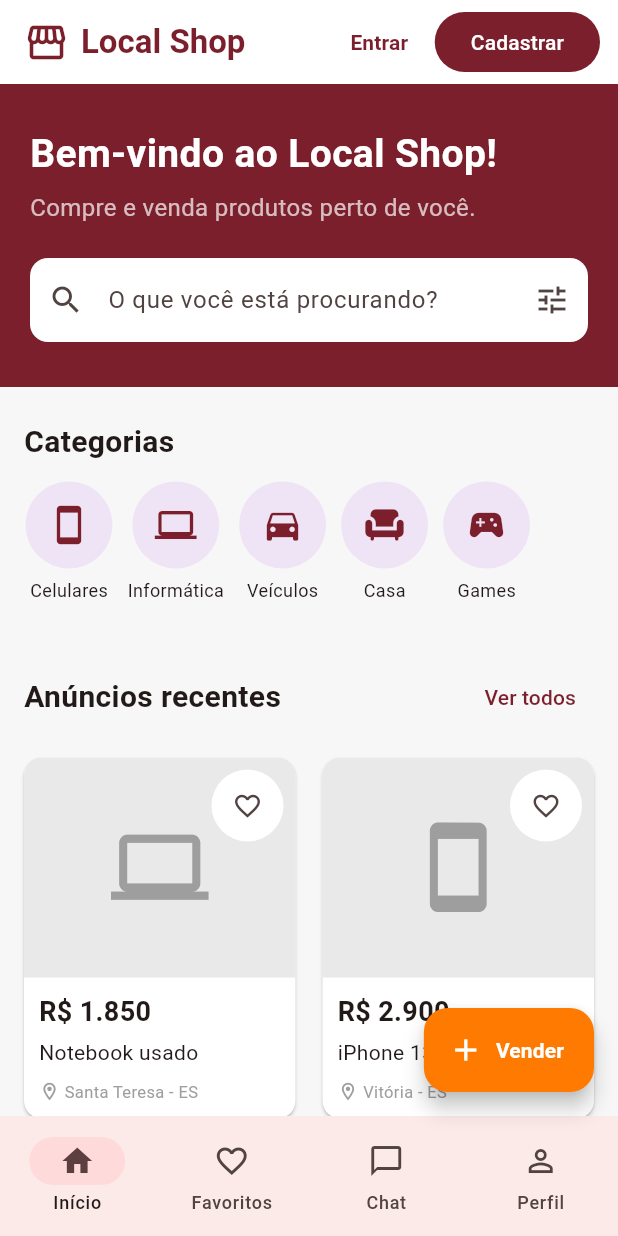
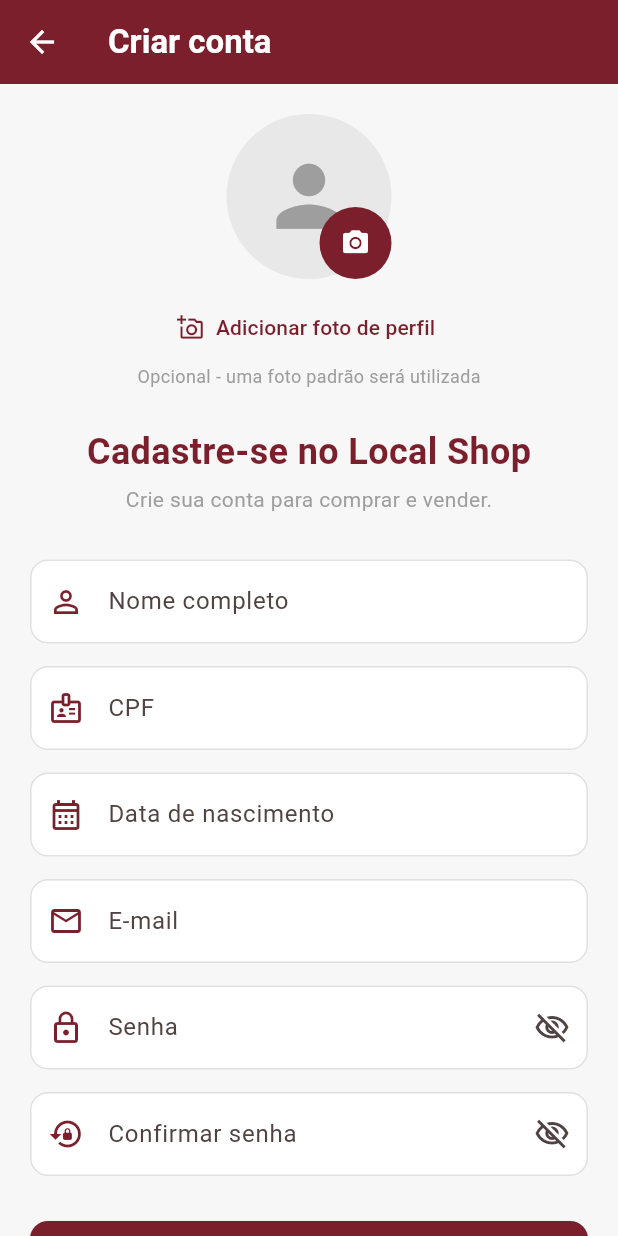
Before and after one commit to ItaloCoradiniDaSilva/Hackathon-IFES-2026, a Flutter app: the screen it shows after launch, after a tap on "Cadastrar", on a phone screen of 412 x 824 dp. Run offline on Flutter 3.47's test engine with Material 3 defaults, Android fonts, the light colour scheme and no system bars; our stand-ins replace image_picker.

Commit message:
criação da tela de cadastro usando nome, cpf, email, data de nascimento, senha, confirmar senha e sendo opicional inserir foto de perfil

```diff
--- /dev/null
+++ b/local_shop/lib/cadastro_page.dart
@@ -0,0 +1,490 @@
+import 'dart:typed_data';
+
+import 'package:flutter/material.dart';
+import 'package:flutter/services.dart';
+import 'package:image_picker/image_picker.dart';
+
+class CadastroPage extends StatefulWidget {
+  const CadastroPage({super.key});
+
+  @override
+  State<CadastroPage> createState() => _CadastroPageState();
+}
+
+class _CadastroPageState extends State<CadastroPage> {
+  static const Color vinho = Color(0xFF7A1F2B);
+
+  final _formKey = GlobalKey<FormState>();
+
+  final nomeController = TextEditingController();
+  final cpfController = TextEditingController();
+  final nascimentoController = TextEditingController();
+  final emailController = TextEditingController();
+  final senhaController = TextEditingController();
+  final confirmarSenhaController = TextEditingController();
+
+  final ImagePicker _imagePicker = ImagePicker();
+
+  Uint8List? fotoPerfil;
+
+  bool ocultarSenha = true;
+  bool ocultarConfirmacao = true;
+
+  @override
+  void dispose() {
+    nomeController.dispose();
+    cpfController.dispose();
+    nascimentoController.dispose();
+    emailController.dispose();
+    senhaController.dispose();
+    confirmarSenhaController.dispose();
+
+    super.dispose();
+  }
+
+  // SELECIONAR FOTO DA GALERIA
+  Future<void> selecionarFoto() async {
+    final XFile? imagem = await _imagePicker.pickImage(
+      source: ImageSource.gallery,
+      imageQuality: 80,
+    );
+
+    if (imagem != null) {
+      final bytes = await imagem.readAsBytes();
+
+      setState(() {
+        fotoPerfil = bytes;
+      });
+    }
+  }
+
+  // REMOVER FOTO
+  void removerFoto() {
+    setState(() {
+      fotoPerfil = null;
+    });
+  }
+
+  // SELECIONAR DATA DE NASCIMENTO
+  Future<void> selecionarData() async {
+    DateTime? data = await showDatePicker(
+      context: context,
+      initialDate: DateTime(2000),
+      firstDate: DateTime(1900),
+      lastDate: DateTime.now(),
+      helpText: 'Selecione sua data de nascimento',
+      cancelText: 'Cancelar',
+      confirmText: 'Confirmar',
+    );
+
+    if (data != null) {
+      nascimentoController.text =
+          '${data.day.toString().padLeft(2, '0')}/'
+          '${data.month.toString().padLeft(2, '0')}/'
+          '${data.year}';
+    }
+  }
+
+  // CADASTRAR USUÁRIO
+  void cadastrar() {
+    if (_formKey.currentState!.validate()) {
+      // Se fotoPerfil == null, será usada a foto padrão.
+      if (fotoPerfil == null) {
+        print('Usuário cadastrado com foto padrão.');
+      } else {
+        print('Usuário cadastrado com foto personalizada.');
+      }
+
+      print('Nome: ${nomeController.text}');
+      print('CPF: ${cpfController.text}');
+      print('Nascimento: ${nascimentoController.text}');
+      print('Email: ${emailController.text}');
+
+      ScaffoldMessenger.of(context).showSnackBar(
+        const SnackBar(
+          content: Text('Cadastro realizado com sucesso!'),
+        ),
+      );
+    }
+  }
+
+  @override
+  Widget build(BuildContext context) {
+    return Scaffold(
+      backgroundColor: const Color(0xFFF7F7F7),
+
+      appBar: AppBar(
+        backgroundColor: vinho,
+        foregroundColor: Colors.white,
+        title: const Text(
+          'Criar conta',
+          style: TextStyle(
+            fontWeight: FontWeight.bold,
+          ),
+        ),
+      ),
+
+      body: SingleChildScrollView(
+        padding: const EdgeInsets.all(20),
+        child: Form(
+          key: _formKey,
+          child: Column(
+            crossAxisAlignment: CrossAxisAlignment.start,
+            children: [
+              // FOTO DE PERFIL
+              Center(
+                child: Column(
+                  children: [
+                    Stack(
+                      children: [
+                        CircleAvatar(
+                          radius: 55,
+                          backgroundColor: const Color(0xFFE8E8E8),
+
+                          // Caso tenha foto
+                          backgroundImage: fotoPerfil != null
+                              ? MemoryImage(fotoPerfil!)
+                              : null,
+
+                          // Caso NÃO tenha foto
+                          child: fotoPerfil == null
+                              ? const Icon(
+                                  Icons.person,
+                                  size: 65,
+                                  color: Colors.grey,
+                                )
+                              : null,
+                        ),
+
+                        // BOTÃO DE ADICIONAR FOTO
+                        Positioned(
+                          bottom: 0,
+                          right: 0,
+                          child: Container(
+                            decoration: const BoxDecoration(
+                              color: vinho,
+                              shape: BoxShape.circle,
+                            ),
+                            child: IconButton(
+                              onPressed: selecionarFoto,
+                              icon: const Icon(
+                                Icons.camera_alt,
+                                color: Colors.white,
+                                size: 20,
+                              ),
+                            ),
+                          ),
+                        ),
+                      ],
+                    ),
+
+                    const SizedBox(height: 8),
+
+                    TextButton.icon(
+                      onPressed: selecionarFoto,
+                      icon: const Icon(
+                        Icons.add_a_photo_outlined,
+                        color: vinho,
+                      ),
+                      label: const Text(
+                        'Adicionar foto de perfil',
+                        style: TextStyle(
+                          color: vinho,
+                        ),
+                      ),
+                    ),
+
+                    // APARECE SOMENTE SE TIVER FOTO
+                    if (fotoPerfil != null)
+                      TextButton(
+                        onPressed: removerFoto,
+                        child: const Text(
+                          'Remover foto',
+                          style: TextStyle(
+                            color: Colors.grey,
+                          ),
+                        ),
+                      ),
+
+                    if (fotoPerfil == null)
+                      const Text(
+                        'Opcional - uma foto padrão será utilizada',
+                        style: TextStyle(
+                          color: Colors.grey,
+                          fontSize: 12,
+                        ),
+                      ),
+                  ],
+                ),
+              ),
+
+              const SizedBox(height: 25),
+
+              const Center(
+                child: Text(
+                  'Cadastre-se no Local Shop',
+                  style: TextStyle(
+                    fontSize: 24,
+                    fontWeight: FontWeight.bold,
+                    color: vinho,
+                  ),
+                ),
+              ),
+
+              const SizedBox(height: 5),
+
+              const Center(
+                child: Text(
+                  'Crie sua conta para comprar e vender.',
+                  style: TextStyle(
+                    color: Colors.grey,
+                    fontSize: 14,
+                  ),
+                ),
+              ),
+
+              const SizedBox(height: 30),
+
+              // NOME
+              TextFormField(
+                controller: nomeController,
+                decoration: campoDecoration(
+                  'Nome completo',
+                  Icons.person_outline,
+                ),
+                validator: (valor) {
+                  if (valor == null || valor.trim().isEmpty) {
+                    return 'Informe seu nome.';
+                  }
+
+                  return null;
+                },
+              ),
+
+              const SizedBox(height: 15),
+
+              // CPF
+              TextFormField(
+                controller: cpfController,
+                keyboardType: TextInputType.number,
+                maxLength: 11,
+                inputFormatters: [
+                  FilteringTextInputFormatter.digitsOnly,
+                ],
+                decoration: campoDecoration(
+                  'CPF',
+                  Icons.badge_outlined,
+                ).copyWith(
+                  counterText: '',
+                ),
+                validator: (valor) {
+                  if (valor == null || valor.isEmpty) {
+                    return 'Informe seu CPF.';
+                  }
+
+                  if (valor.length != 11) {
+                    return 'O CPF deve possuir 11 números.';
+                  }
+
+                  return null;
+                },
+              ),
+
+              const SizedBox(height: 15),
+
+              // DATA DE NASCIMENTO
+              TextFormField(
+                controller: nascimentoController,
+                readOnly: true,
+                onTap: selecionarData,
+                decoration: campoDecoration(
+                  'Data de nascimento',
+                  Icons.calendar_month_outlined,
+                ),
+                validator: (valor) {
+                  if (valor == null || valor.isEmpty) {
+                    return 'Informe sua data de nascimento.';
+                  }
+
+                  return null;
+                },
+              ),
+
+              const SizedBox(height: 15),
+
+              // EMAIL
+              TextFormField(
+                controller: emailController,
+                keyboardType: TextInputType.emailAddress,
+                decoration: campoDecoration(
+                  'E-mail',
+                  Icons.email_outlined,
+                ),
+                validator: (valor) {
+                  if (valor == null || valor.trim().isEmpty) {
+                    return 'Informe seu e-mail.';
+                  }
+
+                  if (!valor.contains('@')) {
+                    return 'Informe um e-mail válido.';
+                  }
+
+                  return null;
+                },
+              ),
+
+              const SizedBox(height: 15),
+
+              // SENHA
+              TextFormField(
+                controller: senhaController,
+                obscureText: ocultarSenha,
+                decoration: campoDecoration(
+                  'Senha',
+                  Icons.lock_outline,
+                ).copyWith(
+                  suffixIcon: IconButton(
+                    onPressed: () {
+                      setState(() {
+                        ocultarSenha = !ocultarSenha;
+                      });
+                    },
+                    icon: Icon(
+                      ocultarSenha
+                          ? Icons.visibility_off_outlined
+                          : Icons.visibility_outlined,
+                    ),
+                  ),
+                ),
+                validator: (valor) {
+                  if (valor == null || valor.isEmpty) {
+                    return 'Informe uma senha.';
+                  }
+
+                  if (valor.length < 6) {
+                    return 'A senha deve possuir pelo menos 6 caracteres.';
+                  }
+
+                  return null;
+                },
+              ),
+
+              const SizedBox(height: 15),
+
+              // CONFIRMAR SENHA
+              TextFormField(
+                controller: confirmarSenhaController,
+                obscureText: ocultarConfirmacao,
+                decoration: campoDecoration(
+                  'Confirmar senha',
+                  Icons.lock_reset,
+                ).copyWith(
+                  suffixIcon: IconButton(
+                    onPressed: () {
+                      setState(() {
+                        ocultarConfirmacao = !ocultarConfirmacao;
+                      });
+                    },
+                    icon: Icon(
+                      ocultarConfirmacao
+                          ? Icons.visibility_off_outlined
+                          : Icons.visibility_outlined,
+                    ),
+                  ),
+                ),
+                validator: (valor) {
+                  if (valor == null || valor.isEmpty) {
+                    return 'Confirme sua senha.';
+                  }
+
+                  if (valor != senhaController.text) {
+                    return 'As senhas não são iguais.';
+                  }
+
+                  return null;
+                },
+              ),
+
+              const SizedBox(height: 30),
+
+              // BOTÃO CADASTRAR
+              SizedBox(
+                width: double.infinity,
+                height: 52,
+                child: ElevatedButton(
+                  style: ElevatedButton.styleFrom(
+                    backgroundColor: vinho,
+                    foregroundColor: Colors.white,
+                    shape: RoundedRectangleBorder(
+                      borderRadius: BorderRadius.circular(12),
+                    ),
+                  ),
+                  onPressed: cadastrar,
+                  child: const Text(
+                    'Cadastrar',
+                    style: TextStyle(
+                      fontSize: 16,
+                      fontWeight: FontWeight.bold,
+                    ),
+                  ),
+                ),
+              ),
+
+              const SizedBox(height: 15),
+
+              Row(
+                mainAxisAlignment: MainAxisAlignment.center,
+                children: [
+                  const Text('Já possui uma conta?'),
+                  TextButton(
+                    onPressed: () {
+                      Navigator.pop(context);
+                    },
+                    child: const Text(
+                      'Entrar',
+                      style: TextStyle(
+                        color: vinho,
+                        fontWeight: FontWeight.bold,
+                      ),
+                    ),
+                  ),
+                ],
+              ),
+            ],
+          ),
+        ),
+      ),
+    );
+  }
+
+  InputDecoration campoDecoration(
+    String texto,
+    IconData icone,
+  ) {
+    return InputDecoration(
+      labelText: texto,
+      prefixIcon: Icon(
+        icone,
+        color: vinho,
+      ),
+      filled: true,
+      fillColor: Colors.white,
+      border: OutlineInputBorder(
+        borderRadius: BorderRadius.circular(12),
+      ),
+      enabledBorder: OutlineInputBorder(
+        borderRadius: BorderRadius.circular(12),
+        borderSide: const BorderSide(
+          color: Color(0xFFE0E0E0),
+        ),
+      ),
+      focusedBorder: OutlineInputBorder(
+        borderRadius: BorderRadius.circular(12),
+        borderSide: const BorderSide(
+          color: vinho,
+          width: 2,
+        ),
+      ),
+    );
+  }
+}
--- a/local_shop/lib/main.dart
+++ b/local_shop/lib/main.dart
@@ -1,4 +1,5 @@
 import 'package:flutter/material.dart';
+import 'cadastro_page.dart';
 
 void main() {
   runApp(const LocalShopApp());
@@ -125,7 +126,12 @@
                 backgroundColor: roxo,
               ),
               onPressed: () {
-                print('Cadastrar');
+                Navigator.push(
+                  context,
+                  MaterialPageRoute(
+                    builder: (context) => const CadastroPage(),
+                  ),
+                );
               },
               child: const Text('Cadastrar'),
             ),
--- a/local_shop/pubspec.yaml
+++ b/local_shop/pubspec.yaml
@@ -34,6 +34,7 @@
   # The following adds the Cupertino Icons font to your application.
   # Use with the CupertinoIcons class for iOS style icons.
   cupertino_icons: ^1.0.8
+  image_picker: ^1.2.4
 
 dev_dependencies:
   flutter_test:
```
Also changed, not shown: local_shop/pubspec.lock, 5 other files.
